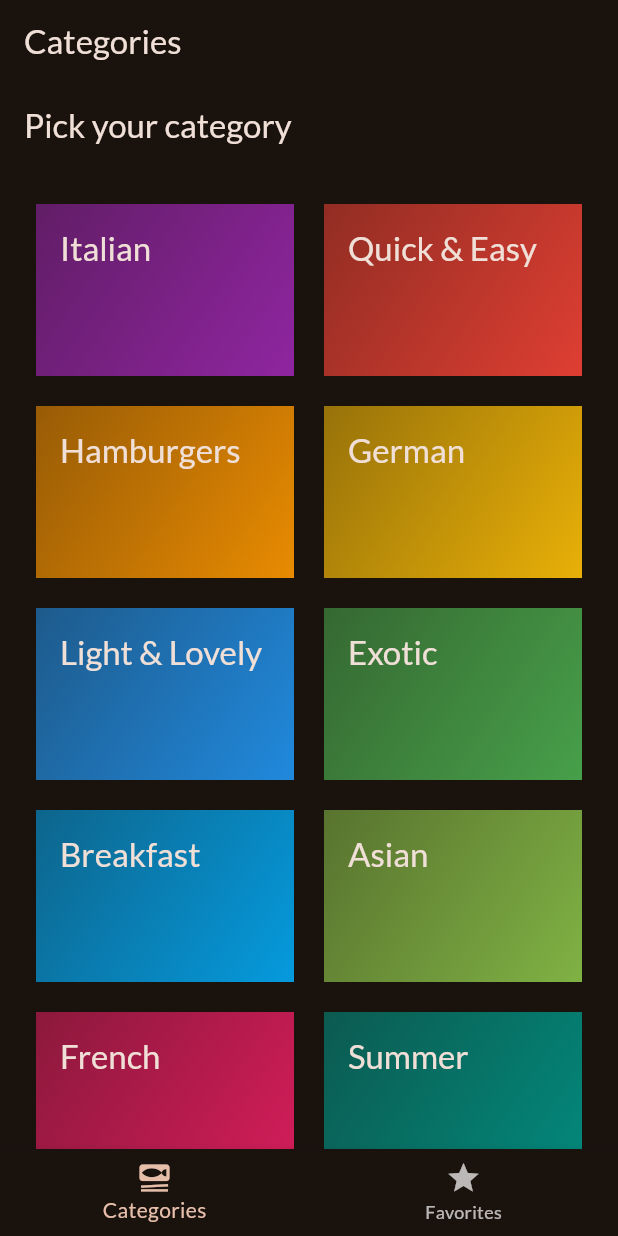
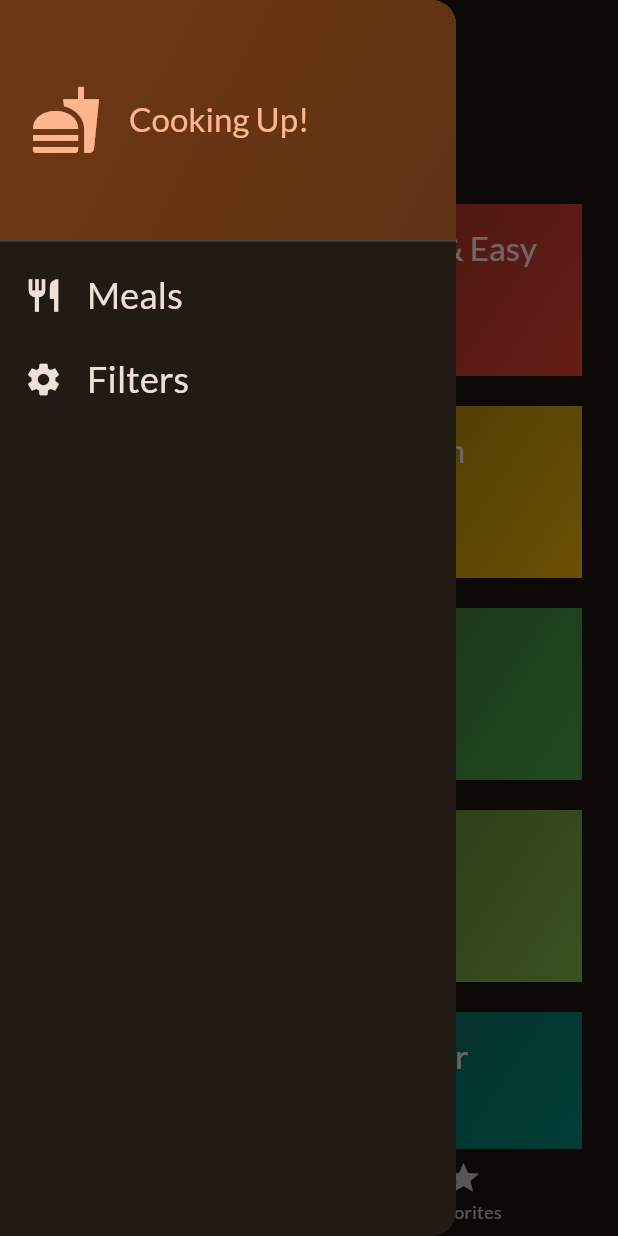
Before and after one commit to Deniscgaetani/meals, a Flutter app: the screen it shows after launch, with the side drawer open (before the commit the screen has no drawer), on a phone screen of 412 x 824 dp. Run offline on Flutter 3.47's test engine with Material 3 defaults, Android fonts, the phone set to English and light mode, and no system bars; our stand-ins replace google_fonts, transparent_image.

Commit message:
Adding a Side Drawer

```diff
--- a/lib/screens/tabs.dart
+++ b/lib/screens/tabs.dart
@@ -1,6 +1,7 @@
 import 'package:flutter/material.dart';
 import 'package:meals/screens/categories.dart';
 import 'package:meals/screens/meals.dart';
+import 'package:meals/widgets/main_drawer.dart';
 
 import '../models/meal.dart';
 
@@ -62,6 +63,7 @@ class _TabsScreenState extends State<TabsScreen> {
     }
     return Scaffold(
       appBar: AppBar(title: Text(activePageTitle)),
+      drawer: const MaindDrawer(),
       body: activePage,
       bottomNavigationBar: BottomNavigationBar(
         onTap: _selectPage,
--- /dev/null
+++ b/lib/widgets/main_drawer.dart
@@ -0,0 +1,64 @@
+import 'package:flutter/material.dart';
+
+class MaindDrawer extends StatelessWidget {
+  const MaindDrawer({super.key});
+
+  @override
+  Widget build(BuildContext context) {
+    return Drawer(
+      child: Column(children: [
+        DrawerHeader(
+          padding: const EdgeInsets.all(20),
+          decoration: BoxDecoration(
+            gradient: LinearGradient(
+              colors: [
+                Theme.of(context).colorScheme.primaryContainer,
+                Theme.of(context).colorScheme.primaryContainer.withOpacity(0.8),
+              ],
+              begin: Alignment.topLeft,
+              end: Alignment.bottomRight,
+            ),
+          ),
+          child: Row(
+            children: [
+              Icon(Icons.fastfood,
+                  size: 48, color: Theme.of(context).colorScheme.primary),
+              const SizedBox(width: 18),
+              Text('Cooking Up!',
+                  style: Theme.of(context)
+                      .textTheme
+                      .titleLarge!
+                      .copyWith(color: Theme.of(context).colorScheme.primary)),
+            ],
+          ),
+        ),
+        ListTile(
+          leading: Icon(
+            Icons.restaurant,
+            size: 26,
+            color: Theme.of(context).colorScheme.onSurface,
+          ),
+          title: Text(
+            'Meals',
+            style: Theme.of(context).textTheme.titleSmall!.copyWith(
+                color: Theme.of(context).colorScheme.onSurface, fontSize: 24),
+          ),
+          onTap: () {},
+        ),
+        ListTile(
+          leading: Icon(
+            Icons.settings,
+            size: 26,
+            color: Theme.of(context).colorScheme.onSurface,
+          ),
+          title: Text(
+            'Filters',
+            style: Theme.of(context).textTheme.titleSmall!.copyWith(
+                color: Theme.of(context).colorScheme.onSurface, fontSize: 24),
+          ),
+          onTap: () {},
+        ),
+      ]),
+    );
+  }
+}
```
